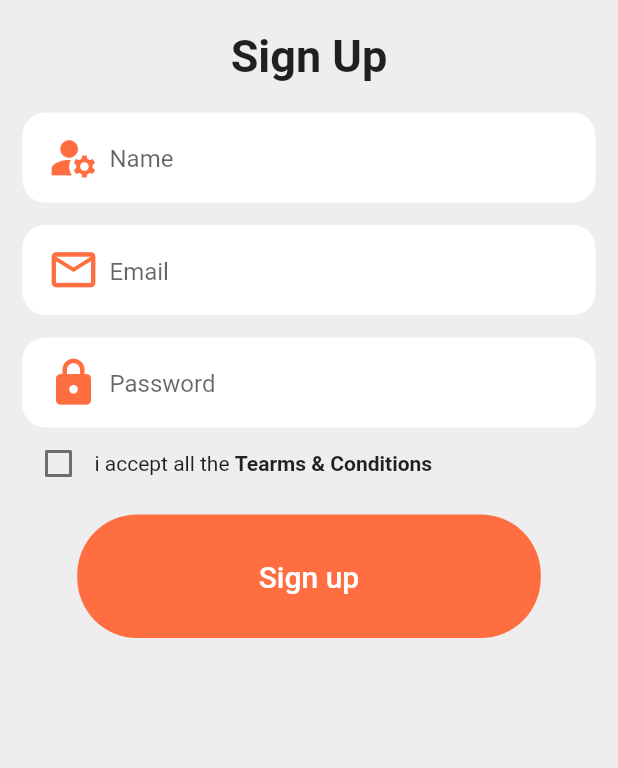
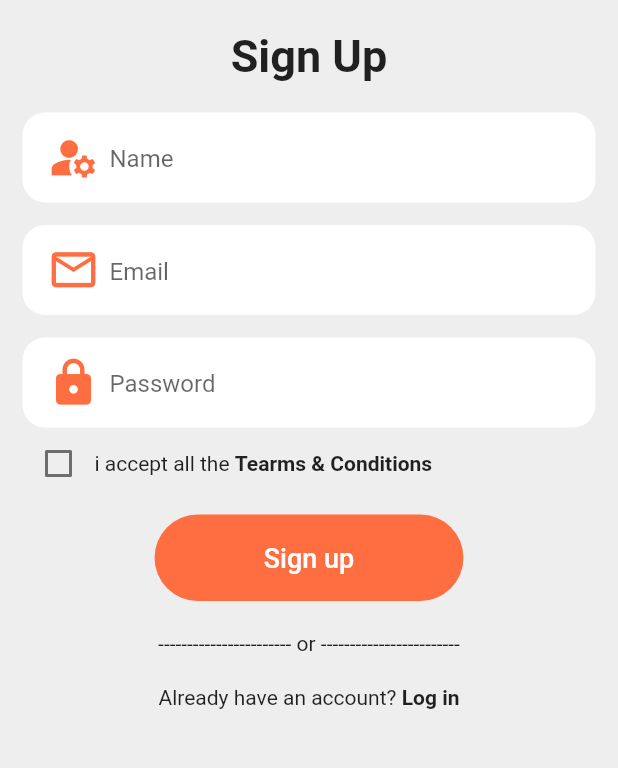
Before and after one commit to shivapardheep/siyu_shopping, a Flutter app: the screen it shows after launch, on a phone screen of 412 x 824 dp, the part 300-1068 px from its top. Run offline on Flutter 3.47's test engine with Material 2 defaults, Android fonts, the phone set to English and light mode, and no system bars; our stand-ins replace flutter_svg.

Commit message:
register page ui complete

```diff
--- a/lib/pages/auth/register.dart
+++ b/lib/pages/auth/register.dart
@@ -141,8 +141,8 @@ class _RegisterScreenState extends State<RegisterScreen> {
                         onTap: () {},
                         child: Container(
                           alignment: Alignment.center,
-                          height: _height * 0.1,
-                          width: _width * 0.75,
+                          height: _height * 0.07,
+                          width: _width * 0.50,
                           decoration: BoxDecoration(
                               color: appModel.primaryColor,
                               borderRadius: BorderRadius.circular(40)),
@@ -150,10 +150,33 @@ class _RegisterScreenState extends State<RegisterScreen> {
                             "Sign up",
                             style: appModel.headingText.copyWith(
                                 color: Colors.white,
-                                fontSize: 20,
+                                fontSize: 18,
                                 fontWeight: FontWeight.w500),
                           ),
                         ),
+                      ),
+                    ),
+                    const Padding(
+                      padding: EdgeInsets.symmetric(vertical: 10),
+                      child: Text(
+                          "----------------------- or ------------------------"),
+                    ),
+                    Padding(
+                      padding: const EdgeInsets.symmetric(vertical: 10),
+                      child: Row(
+                        mainAxisAlignment: MainAxisAlignment.center,
+                        children: [
+                          Text("Already have an account? "),
+                          GestureDetector(
+                            onTap: () {
+                              print("Hello");
+                            },
+                            child: Text(
+                              "Log in",
+                              style: appModel.headingText,
+                            ),
+                          ),
+                        ],
                       ),
                     ),
                   ],
```
